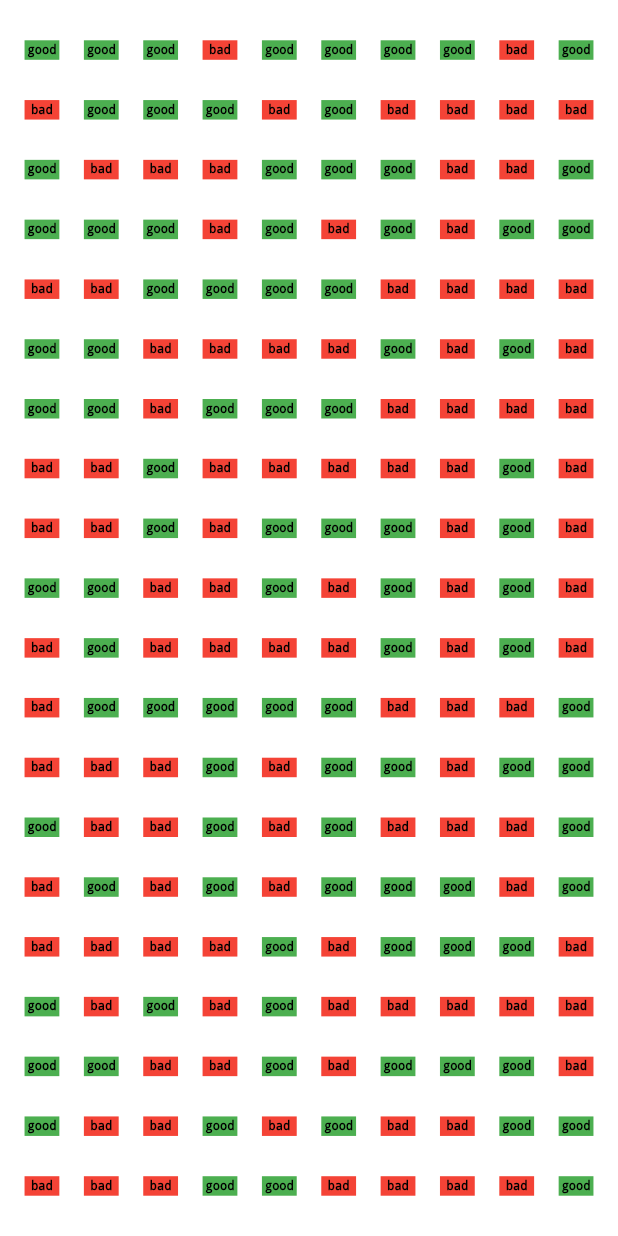
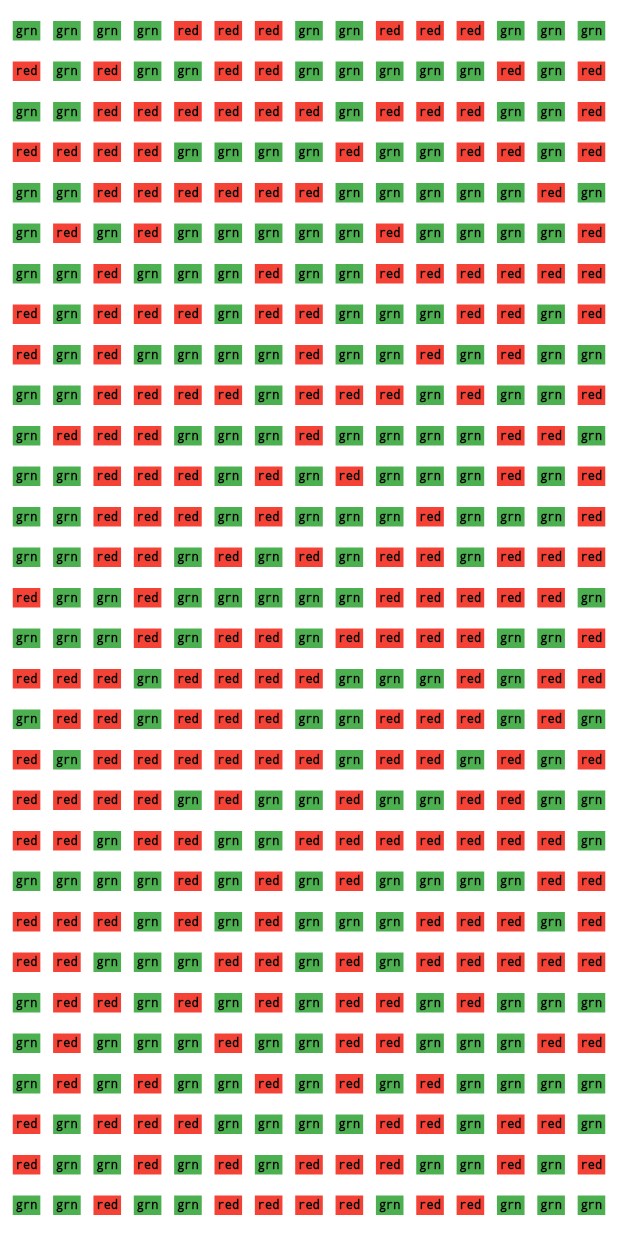
Before and after one commit to flar/update_perf, a Flutter app: the screen it shows after launch, on a phone screen of 412 x 824 dp. Run offline on Flutter 3.47's test engine with Material 2 defaults, Android fonts, the phone set to English and light mode, and no system bars.

Commit message:
simplify cells and use more of them

```diff
--- a/lib/main.dart
+++ b/lib/main.dart
@@ -19,39 +19,24 @@ class MyHomePage extends StatefulWidget {
 }
 
 class MyHomePageState extends State<MyHomePage> with SingleTickerProviderStateMixin {
-  static const numCols = 10;
-  static const numRows = 20;
+  static const numCols = 15;
+  static const numRows = 30;
   static final Random rng = Random();
-  static final TextStyle visible = makeStyle(true);
-  static final TextStyle invisible = makeStyle(false);
+
+  static final TextStyle style = TextStyle(
+    fontSize: 8,
+    color: Colors.black,
+    decoration: TextDecoration.none,
+  );
+
   static final Widget goodWidget = makeWidget(true);
   static final Widget badWidget = makeWidget(false);
-
-  static TextStyle makeStyle(bool isVisible) {
-    return TextStyle(
-      fontSize: 8,
-      color: isVisible ? Colors.black : Colors.transparent,
-      decoration: TextDecoration.none,
-    );
-  }
 
   static Widget makeWidget(bool isGood) {
     return Container(
       padding: EdgeInsets.all(2),
       color: isGood ? Colors.green : Colors.red,
-      child: isGood ? Stack(
-        alignment: Alignment.center,
-        children: [
-          Text('good', style: visible),
-          Text('bad', style: invisible),
-        ],
-      ) : Stack(
-        alignment: Alignment.center,
-        children: [
-          Text('good', style: invisible),
-          Text('bad', style: visible),
-        ],
-      ),
+      child: Text(isGood ? 'grn' : 'red', style: style),
     );
   }
 
@@ -59,7 +44,7 @@ class MyHomePageState extends State<MyHomePage> with SingleTickerProviderStateMi
   List<List<bool>> _grid;
 
   MyHomePageState() {
-    _grid = List<List<bool>>.generate(numRows, (i) => List<bool>.generate(numCols, (i) => rng.nextBool()));
+    _grid = List<List<bool>>.generate(numCols, (i) => List<bool>.generate(numRows, (i) => rng.nextBool()));
   }
 
   @override
@@ -78,7 +63,7 @@ class MyHomePageState extends State<MyHomePage> with SingleTickerProviderStateMi
   void flipOne() {
     int row = rng.nextInt(numRows);
     int col = rng.nextInt(numCols);
-    _grid[row][col] = !_grid[row][col];
+    _grid[col][row] = !_grid[col][row];
   }
 
   @override
@@ -87,14 +72,14 @@ class MyHomePageState extends State<MyHomePage> with SingleTickerProviderStateMi
       animation: _controller,
       builder: (BuildContext c, Widget w) {
         flipOne();
-        return Column(
+        return Row(
           mainAxisAlignment: MainAxisAlignment.spaceEvenly,
           children: [
-            for (var row in _grid)
-              Row(
+            for (var col in _grid)
+              Column(
                 mainAxisAlignment: MainAxisAlignment.spaceEvenly,
                 children: [
-                  for (var isGood in row)
+                  for (var isGood in col)
                     isGood ? goodWidget : badWidget,
                 ]
               ),
```
Also changed, not shown: pubspec.lock.
